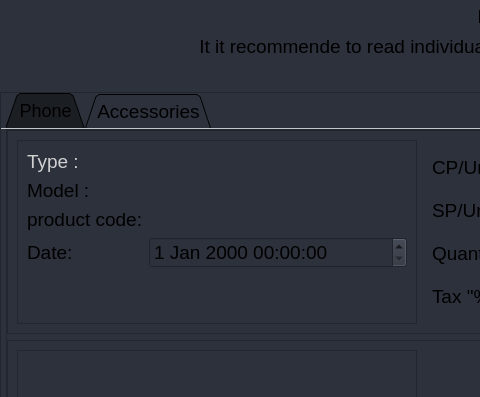
Above: gui/uis/pages/main_pages.ui from kusiLaw/laky-phone-POS before the change; both pictures show x 0 to 480 and y 0 to 397 of the 1169 by 770 pixel window. Below: the same form after it.
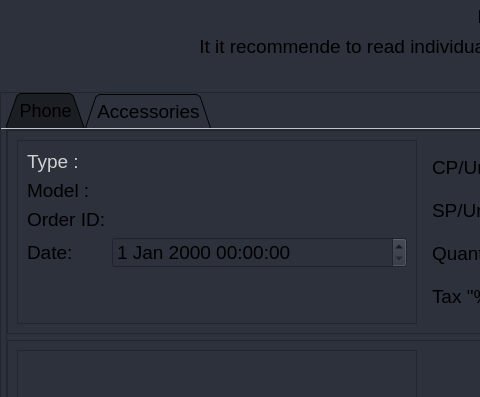
That is the form after the change. The open tabs and pages were chosen to show the change.

What changed in the file:
```diff
--- a/gui/uis/pages/main_pages.ui
+++ b/gui/uis/pages/main_pages.ui
@@ -2716,8 +2716,8 @@
            <rect>
             <x>0</x>
             <y>0</y>
-            <width>1113</width>
-            <height>603</height>
+            <width>1159</width>
+            <height>765</height>
            </rect>
           </property>
           <property name="font">
@@ -3072,7 +3072,7 @@
                            <item row="2" column="0">
                             <widget class="QLabel" name="label_61">
                              <property name="text">
-                              <string>product code:</string>
+                              <string>Order ID:</string>
                              </property>
                             </widget>
                            </item>
```
Left out of the diff: 2 changed lines with no effect on the pictures.
